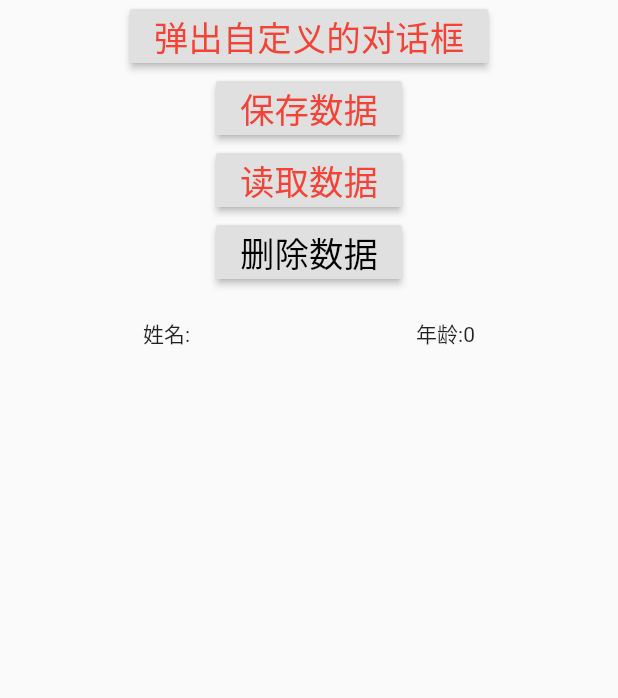
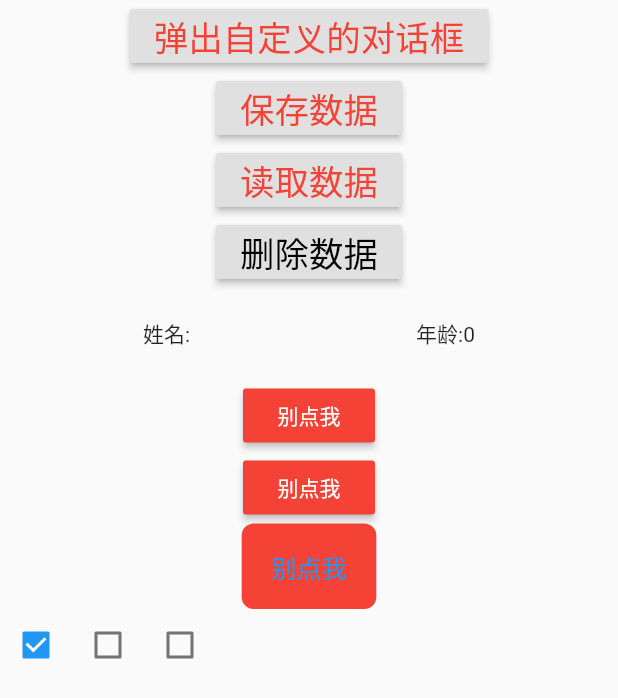
Before and after one commit to heiseyoumo/flutter_changyou, a Flutter app: the FeedbackContent widget shown alone on an empty page, opened directly, on a phone screen of 412 x 824 dp. Shown: the top 698 px of the screen. Run offline on Flutter 3.47's test engine with Material 2 defaults, Android fonts, the phone set to English and light mode, and no system bars; our stand-ins replace shared_preferences; accounts and stored records are empty; network calls fail.

Commit message:
增加可滑动的组件

```diff
--- a/lib/feedback_page.dart
+++ b/lib/feedback_page.dart
@@ -1,3 +1,4 @@
+import 'package:flutter/cupertino.dart';
 import 'package:flutter/material.dart';
 import 'package:flutter_changyou/shared_preference.dart';
 
@@ -116,7 +117,54 @@ class _FeedbackContent extends State<FeedbackContent> {
                 Text("年龄:" + "$userAge")
               ],
             ),
-          )
+          ),
+          RaisedButton(
+            onPressed: () {
+              print("别点我啊");
+            },
+            color: Colors.red,
+            textColor: Colors.white,
+            child: Text("别点我"),
+          ),
+          MaterialButton(
+            onPressed: () {
+              print("别点我啊");
+            },
+            color: Colors.red,
+            highlightColor: Colors.blue,
+            textColor: Colors.white,
+            child: Text("别点我"),
+          ),
+          CupertinoButton(
+            onPressed: () {
+              print("别点我啊");
+            },
+            color: Colors.red,
+            child: Text("别点我"),
+            borderRadius: BorderRadius.all(Radius.circular(8)),
+          ),
+          Row(
+            children: <Widget>[
+              Checkbox(
+                value: true,
+                onChanged: (checked) {
+                  print(checked);
+                },
+              ),
+              Checkbox(
+                value: false,
+                onChanged: (checked) {
+                  print(checked);
+                },
+              ),
+              Checkbox(
+                value: false,
+                onChanged: (checked) {
+                  print(checked);
+                },
+              ),
+            ],
+          ),
         ],
       ),
     );
```
